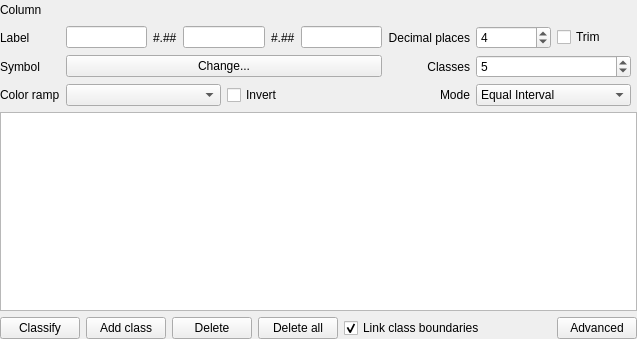
The window that src/ui/qgsgraduatedsymbolrendererv2widget.ui (carsmie/QGIS) describes before a commit, drawn with Qt 5.
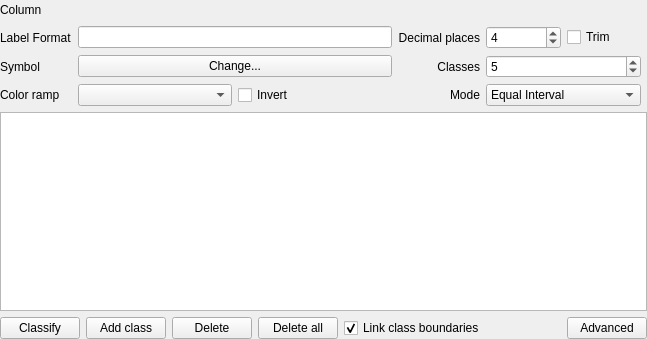
The same window after the commit. Custom widgets are drawn as their Qt base class.

Commit message: Use a single format string using Qt format for renderer label

```diff
--- a/src/ui/qgsgraduatedsymbolrendererv2widget.ui
+++ b/src/ui/qgsgraduatedsymbolrendererv2widget.ui
@@ -6,7 +6,7 @@
    <rect>
     <x>0</x>
     <y>0</y>
-    <width>637</width>
+    <width>647</width>
     <height>339</height>
    </rect>
   </property>
@@ -186,7 +186,7 @@
      <item row="3" column="0">
       <widget class="QLabel" name="label">
        <property name="text">
-        <string>Label </string>
+        <string>Label Format</string>
        </property>
        <property name="alignment">
         <set>Qt::AlignLeading|Qt::AlignLeft|Qt::AlignVCenter</set>
@@ -202,35 +202,7 @@
         <number>0</number>
        </property>
        <item>
-        <widget class="QLineEdit" name="txtPrefix">
-         <property name="alignment">
-          <set>Qt::AlignLeading|Qt::AlignLeft|Qt::AlignVCenter</set>
-         </property>
-        </widget>
-       </item>
-       <item>
-        <widget class="QLabel" name="label_3">
-         <property name="text">
-          <string>#.##</string>
-         </property>
-        </widget>
-       </item>
-       <item>
-        <widget class="QLineEdit" name="txtSeparator">
-         <property name="alignment">
-          <set>Qt::AlignCenter</set>
-         </property>
-        </widget>
-       </item>
-       <item>
-        <widget class="QLabel" name="label_17">
-         <property name="text">
-          <string>#.##</string>
-         </property>
-        </widget>
-       </item>
-       <item>
-        <widget class="QLineEdit" name="txtSuffix">
+        <widget class="QLineEdit" name="txtFormat">
          <property name="alignment">
           <set>Qt::AlignLeading|Qt::AlignLeft|Qt::AlignVCenter</set>
          </property>
```
Left out of the diff: 32 changed lines with no effect on the pictures. The commit also changes 4 other files.
